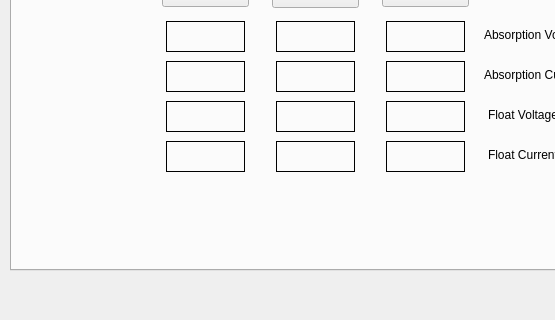
Above: gui/power-management-configure.ui from dmsherazi/Battery-Management-System before the change; both pictures show x 0 to 555 and y 250 to 570 of the 682 by 570 pixel window. Below: the same form after it.
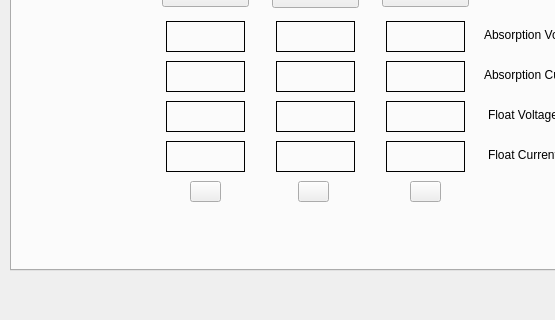
That is the form after the change. The open tabs and pages were chosen to show the change.

Commit message:
Firmware - add additional processing for 2 batteries similar to the 3 battery processing. GUI - Add missing battery features to the main screen, wiping out all display for the battery. GUI - Add extra buttons to turn off the missing battery status.
In firmware there is an outstanding issue with calibration that fails to determine quiescent current.

The edit to the form file:
```diff
--- a/gui/power-management-configure.ui
+++ b/gui/power-management-configure.ui
@@ -781,6 +781,54 @@
       <string>Absorption Current</string>
      </property>
     </widget>
+    <widget class="QPushButton" name="resetMissing1Button">
+     <property name="geometry">
+      <rect>
+       <x>178</x>
+       <y>355</y>
+       <width>31</width>
+       <height>21</height>
+      </rect>
+     </property>
+     <property name="toolTip">
+      <string>Reset Battery Missing Status to Good.</string>
+     </property>
+     <property name="text">
+      <string/>
+     </property>
+    </widget>
+    <widget class="QPushButton" name="resetMissing2Button">
+     <property name="geometry">
+      <rect>
+       <x>286</x>
+       <y>355</y>
+       <width>31</width>
+       <height>21</height>
+      </rect>
+     </property>
+     <property name="toolTip">
+      <string>Reset Battery Missing Status to Good.</string>
+     </property>
+     <property name="text">
+      <string/>
+     </property>
+    </widget>
+    <widget class="QPushButton" name="resetMissing3Button">
+     <property name="geometry">
+      <rect>
+       <x>398</x>
+       <y>355</y>
+       <width>31</width>
+       <height>21</height>
+      </rect>
+     </property>
+     <property name="toolTip">
+      <string>Reset Battery Missing Status to Good.</string>
+     </property>
+     <property name="text">
+      <string/>
+     </property>
+    </widget>
    </widget>
    <widget class="QWidget" name="calibrationTab">
     <attribute name="title">
```
Left out of the diff: 2 changed lines with no effect on the pictures. The commit also changes 4 other files.
